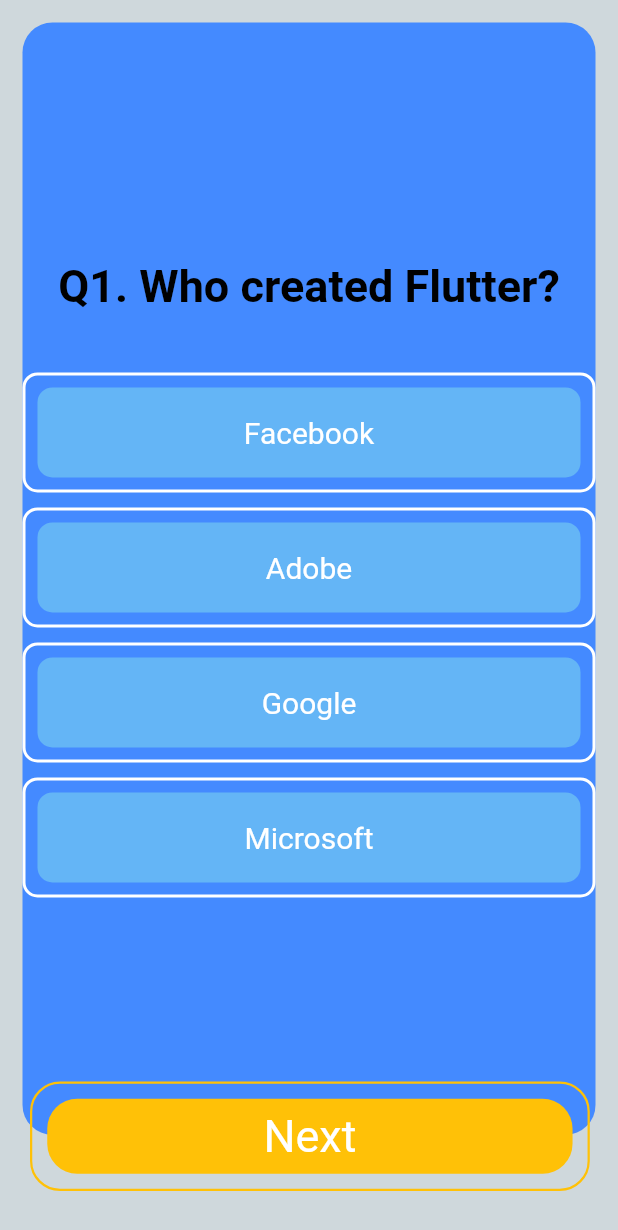
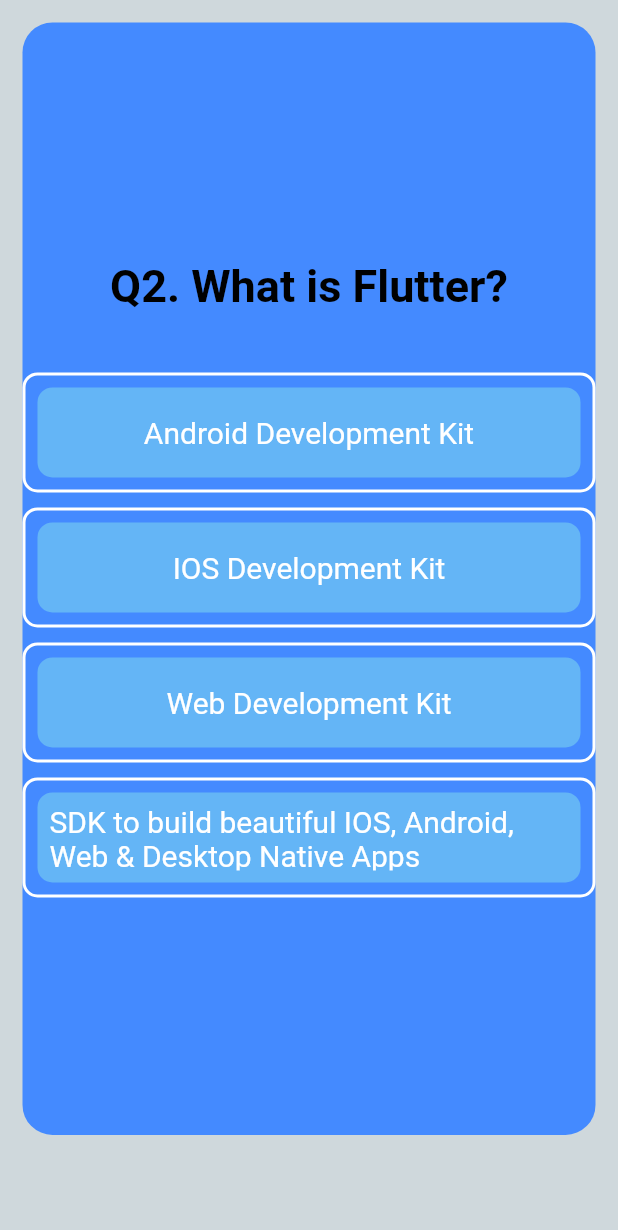
Before and after one commit to paarth-birla/Mental-Health-Chatbot, a Flutter app: the Survey screen opened directly, after a tap on "Facebook", on a phone screen of 412 x 824 dp. Shown: the top 1230 px of the screen. Run offline on Flutter 3.47's test engine with Material 2 defaults, Android fonts, the phone set to English and light mode, and no system bars; our stand-ins replace google_fonts.

Commit message:
Updated Survey

```diff
--- a/lib/pages/survey.dart
+++ b/lib/pages/survey.dart
@@ -79,6 +79,9 @@
 
   void _answer(int score, String answer) {
     _totalScore[answer] = score;
+    setState(() {
+      _questionIndex += 1;
+    });
   }
 
   void _nextQuestion() {
@@ -156,13 +159,22 @@
                                             },
                                             child: Container(
                                               decoration: BoxDecoration(
-                                                color: Colors.amberAccent,
+                                                color: Colors.black,
                                                 borderRadius:
                                                     BorderRadius.circular(20),
                                               ),
                                               child: Center(
                                                 child: Text(
                                                   'Submit',
+                                                  style: GoogleFonts
+                                                      .portLligatSans(
+                                                    textStyle: Theme.of(context)
+                                                        .textTheme
+                                                        .headline1,
+                                                    fontSize: 30,
+                                                    fontWeight: FontWeight.w400,
+                                                    color: Colors.white,
+                                                  ),
                                                 ),
                                               ),
                                             ),
@@ -180,48 +192,6 @@
                 ),
               ),
             ),
-
-            _questionIndex < _questions.length
-            ? Positioned(
-              bottom: 10,
-              child: Padding(
-                padding: const EdgeInsets.all(20.0),
-                child: GestureDetector(
-                  onTap: () => _nextQuestion(),
-                  child: Container(
-                    decoration: BoxDecoration(
-                      border: Border.all(
-                        color: Colors.amber,
-                        width: 1.5,
-                        style: BorderStyle.solid,
-                      ),
-                      borderRadius: BorderRadius.circular(20),
-                    ),
-                    child: Padding(
-                      padding: const EdgeInsets.all(10.0),
-                      child: Container(
-                        height: 50,
-                        width: MediaQuery.of(context).size.width * 0.85,
-                        decoration: BoxDecoration(
-                            color: Colors.amber,
-                            borderRadius: BorderRadius.circular(20)),
-                        child: Center(
-                            child: Text(
-                          'Next',
-                          style: GoogleFonts.portLligatSans(
-                            textStyle: Theme.of(context).textTheme.headline1,
-                            fontSize: 30,
-                            fontWeight: FontWeight.w400,
-                            color: Colors.white,
-                          ),
-                        )),
-                      ),
-                    ),
-                  ),
-                ),
-              ),
-            )
-            : Container(),
           ],
         ),
       ),
```
